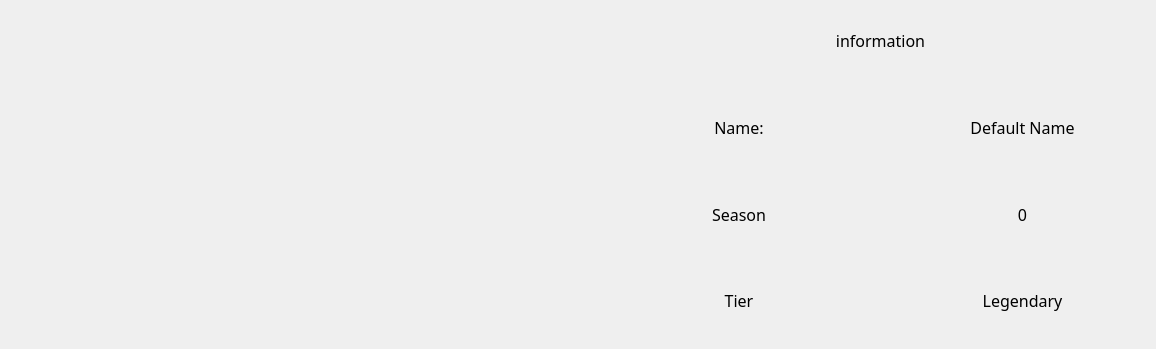
The window that bin/GeneratedLoot.ui (CalebEpps/DNDestiny-Loot-Generator) describes before a commit, drawn with Qt 5.
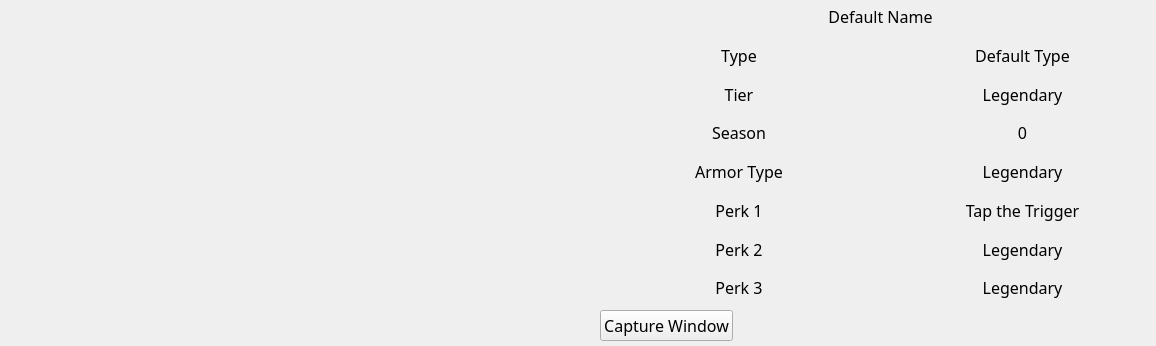
The same window after the commit. Icons and pictures are not drawn.

Commit message: - Added UI for loot generation - Added additional functionality to the MainWindow.py and imported the libraries needed to handle the database. - Added the GeneratedLoot UI - Init commit for all images and icons.

What changed in the file:
```diff
--- a/bin/GeneratedLoot.ui
+++ b/bin/GeneratedLoot.ui
@@ -7,7 +7,7 @@
     <x>0</x>
     <y>0</y>
     <width>1156</width>
-    <height>349</height>
+    <height>346</height>
    </rect>
   </property>
   <property name="windowTitle">
@@ -54,7 +54,7 @@
        </font>
       </property>
       <property name="text">
-       <string>information</string>
+       <string>Default Name</string>
       </property>
       <property name="alignment">
        <set>Qt::AlignCenter</set>
@@ -72,7 +72,7 @@
          </font>
         </property>
         <property name="text">
-         <string>Name:</string>
+         <string>Type</string>
         </property>
         <property name="alignment">
          <set>Qt::AlignCenter</set>
@@ -88,7 +88,7 @@
          </font>
         </property>
         <property name="text">
-         <string>Default Name</string>
+         <string>Default Type</string>
         </property>
         <property name="alignment">
          <set>Qt::AlignCenter</set>
@@ -100,7 +100,43 @@
     <item>
      <layout class="QHBoxLayout" name="generated_Loot_Season_HL_4">
       <item>
-       <widget class="QLabel" name="season_Label_Txt_7">
+       <widget class="QLabel" name="tier_Label">
+        <property name="font">
+         <font>
+          <family>Segoe UI Light</family>
+          <pointsize>12</pointsize>
+         </font>
+        </property>
+        <property name="text">
+         <string>Tier</string>
+        </property>
+        <property name="alignment">
+         <set>Qt::AlignCenter</set>
+        </property>
+       </widget>
+      </item>
+      <item>
+       <widget class="QLabel" name="item_Tier_Label">
+        <property name="font">
+         <font>
+          <family>Segoe UI Light</family>
+          <pointsize>12</pointsize>
+         </font>
+        </property>
+        <property name="text">
+         <string>Legendary</string>
+        </property>
+        <property name="alignment">
+         <set>Qt::AlignCenter</set>
+        </property>
+       </widget>
+      </item>
+     </layout>
+    </item>
+    <item>
+     <layout class="QHBoxLayout" name="season_HL">
+      <item>
+       <widget class="QLabel" name="season_Label">
         <property name="font">
          <font>
           <family>Segoe UI Light</family>
@@ -116,7 +152,7 @@
        </widget>
       </item>
       <item>
-       <widget class="QLabel" name="season_Txt_4">
+       <widget class="QLabel" name="item_Season_Label">
         <property name="font">
          <font>
           <family>Segoe UI Light</family>
@@ -144,7 +180,7 @@
          </font>
         </property>
         <property name="text">
-         <string>Tier</string>
+         <string>Armor Type</string>
         </property>
         <property name="alignment">
          <set>Qt::AlignCenter</set>
@@ -169,6 +205,138 @@
       </item>
      </layout>
     </item>
+    <item>
+     <layout class="QHBoxLayout" name="Perk1_HL">
+      <item>
+       <widget class="QLabel" name="perk1_Label">
+        <property name="font">
+         <font>
+          <family>Segoe UI Light</family>
+          <pointsize>12</pointsize>
+         </font>
+        </property>
+        <property name="text">
+         <string>Perk 1</string>
+        </property>
+        <property name="alignment">
+         <set>Qt::AlignCenter</set>
+        </property>
+       </widget>
+      </item>
+      <item>
+       <widget class="QLabel" name="item_Perk1_Label">
+        <property name="font">
+         <font>
+          <family>Segoe UI Light</family>
+          <pointsize>12</pointsize>
+         </font>
+        </property>
+        <property name="text">
+         <string>Tap the Trigger</string>
+        </property>
+        <property name="alignment">
+         <set>Qt::AlignCenter</set>
+        </property>
+       </widget>
+      </item>
+     </layout>
+    </item>
+    <item>
+     <layout class="QHBoxLayout" name="perk2_HL">
+      <item>
+       <widget class="QLabel" name="perk2_Label">
+        <property name="font">
+         <font>
+          <family>Segoe UI Light</family>
+          <pointsize>12</pointsize>
+         </font>
+        </property>
+        <property name="text">
+         <string>Perk 2</string>
+        </property>
+        <property name="alignment">
+         <set>Qt::AlignCenter</set>
+        </property>
+       </widget>
+      </item>
+      <item>
+       <widget class="QLabel" name="item_Perk2_Label">
+        <property name="font">
+         <font>
+          <family>Segoe UI Light</family>
+          <pointsize>12</pointsize>
+         </font>
+        </property>
+        <property name="text">
+         <string>Legendary</string>
+        </property>
+        <property name="alignment">
+         <set>Qt::AlignCenter</set>
+        </property>
+       </widget>
+      </item>
+     </layout>
+    </item>
+    <item>
+     <layout class="QHBoxLayout" name="perk3_HL">
+      <item>
+       <widget class="QLabel" name="perk3_Label">
+        <property name="font">
+         <font>
+          <family>Segoe UI Light</family>
+          <pointsize>12</pointsize>
+         </font>
+        </property>
+        <property name="text">
+         <string>Perk 3</string>
+        </property>
+        <property name="alignment">
+         <set>Qt::AlignCenter</set>
+        </property>
+       </widget>
+      </item>
+      <item>
+       <widget class="QLabel" name="item_Perk3_Label">
+        <property name="font">
+         <font>
+          <family>Segoe UI Light</family>
+          <pointsize>12</pointsize>
+         </font>
+        </property>
+        <property name="text">
+         <string>Legendary</string>
+        </property>
+        <property name="alignment">
+         <set>Qt::AlignCenter</set>
+        </property>
+       </widget>
+      </item>
+     </layout>
+    </item>
+    <item>
+     <widget class="QPushButton" name="take_Screenshot_Btn">
+      <property name="sizePolicy">
+       <sizepolicy hsizetype="Fixed" vsizetype="Fixed">
+        <horstretch>0</horstretch>
+        <verstretch>0</verstretch>
+       </sizepolicy>
+      </property>
+      <property name="font">
+       <font>
+        <family>Segoe UI Light</family>
+        <pointsize>12</pointsize>
+        <weight>50</weight>
+        <bold>false</bold>
+       </font>
+      </property>
+      <property name="layoutDirection">
+       <enum>Qt::LeftToRight</enum>
+      </property>
+      <property name="text">
+       <string>Capture Window</string>
+      </property>
+     </widget>
+    </item>
    </layout>
   </widget>
  </widget>
```
Left out of the diff: 18 changed lines with no effect on the pictures. The commit also changes 25 other files.
